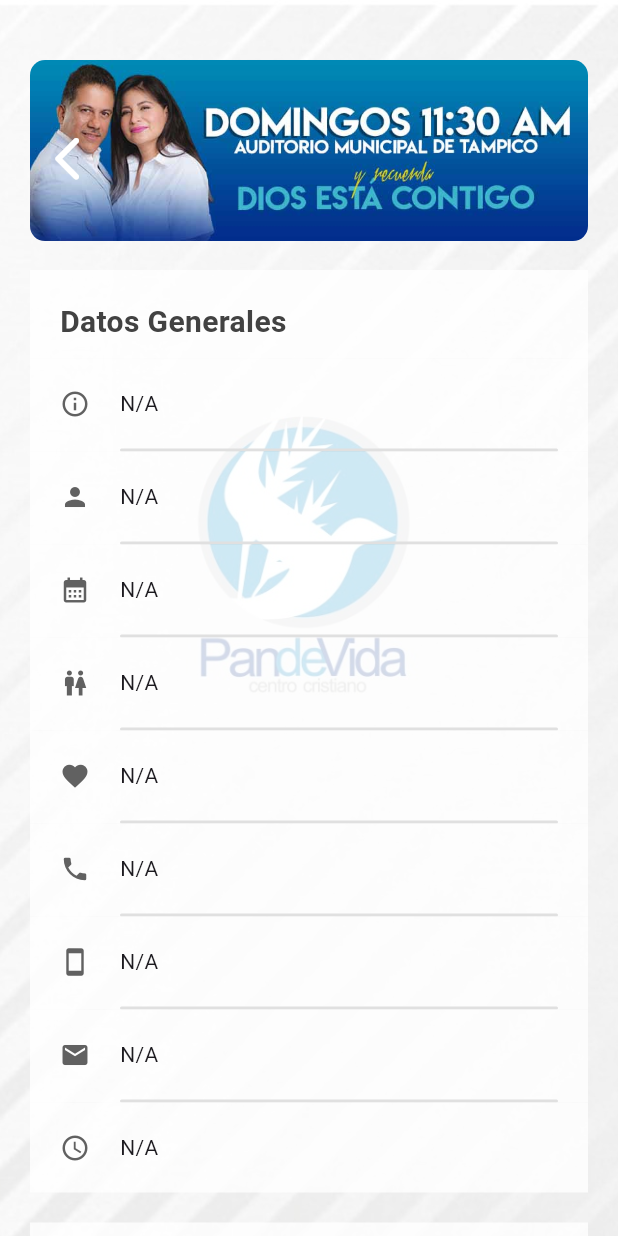
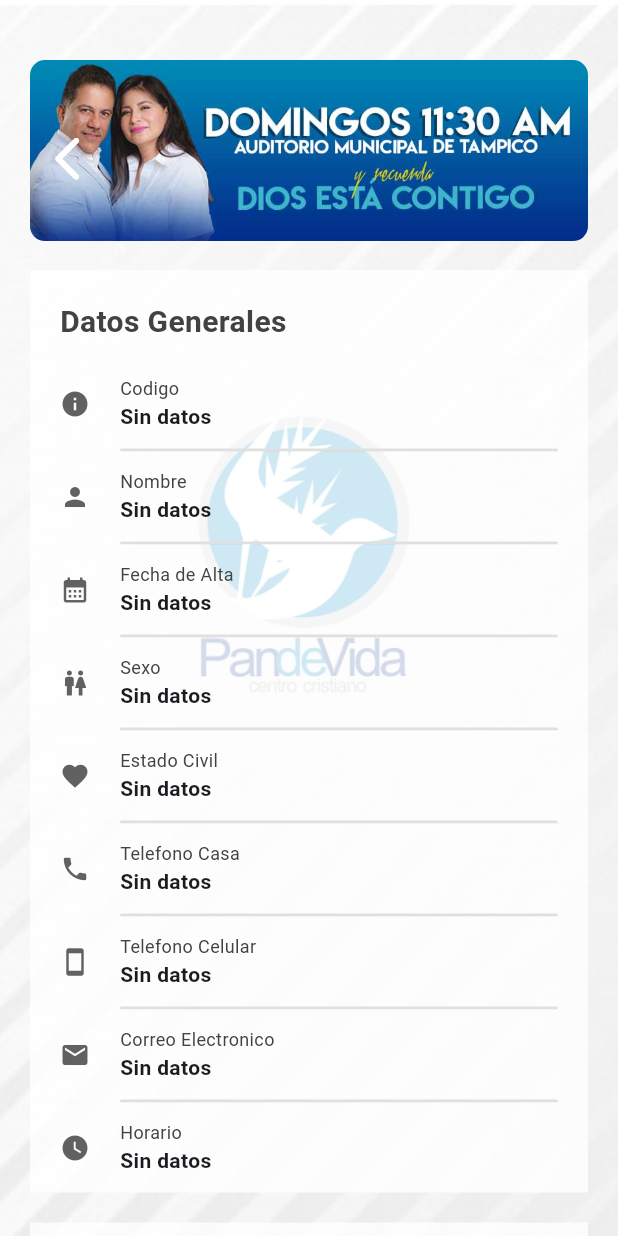
Before and after one commit to lara5tar/pan_de_vida, a Flutter app: the CongregantInfoView screen opened by its route, on a phone screen of 412 x 824 dp. Run offline on Flutter 3.47's test engine with Material 3 defaults, Android fonts, the phone set to English and light mode, and no system bars; our stand-ins replace flutter_dotenv, get, get_storage, google_maps_flutter, webview_flutter; accounts and stored records are empty; network calls fail.

Commit message:
congregant info listo

```diff
--- a/lib/app/data/models/congregant_model.dart
+++ b/lib/app/data/models/congregant_model.dart
@@ -1,47 +1,245 @@
-import 'dart:convert';
-
 class Congregant {
-  final String id;
-  final String registrationDate;
-  final String name;
-  final String email;
+  final String apellido;
+  final String asisdisc;
+  // final String asisgpoVida;
+  final String asisgpoVidaF;
+  final String calle;
+  final String cel;
+  final String ciudad;
+  final String codCongregant;
+  final String codMentor;
+  final String codPostal;
+  final String codStatus;
+  final String colonia;
+  final String edad;
+  // final String edoCiv;
+  final String edoCivF;
+  final String entreCalles;
+  final String estatus;
+  final String fecAlta;
+  // final String fecAltaF;
+  // final String fecLibro1;
+  // final String fecLibro1F;
+  // final String fecLibro2;
+  // final String fecLibro2F;
+  // final String fecLibro3;
+  // final String fecLibro3F;
+  final String fecNac;
+  final String fecNacF;
+  final String horario;
+  final String iglesia;
+  final String mail;
   final String mentor;
+  final String necesidad;
+  final String nombre;
+  final String nombreF;
+  final String observaciones;
+  final String otraIgl;
+  final String otraIglF;
+  final String plataforma;
+  final String platAsignada;
+  // final String sexo;
+  final String sexoF;
+  final String telCasa;
+  final String verificador;
+  final String via;
+  final String viaF;
 
   Congregant({
-    required this.id,
-    required this.registrationDate,
-    required this.name,
-    required this.email,
+    required this.apellido,
+    required this.asisdisc,
+    // required this.asisgpoVida,
+    required this.asisgpoVidaF,
+    required this.calle,
+    required this.cel,
+    required this.ciudad,
+    required this.codCongregant,
+    required this.codMentor,
+    required this.codPostal,
+    required this.codStatus,
+    required this.colonia,
+    required this.edad,
+    // required this.edoCiv,
+    required this.edoCivF,
+    required this.entreCalles,
+    required this.estatus,
+    required this.fecAlta,
+    // required this.fecAltaF,
+    // required this.fecLibro1,
+    // required this.fecLibro1F,
+    // required this.fecLibro2,
+    // required this.fecLibro2F,
+    // required this.fecLibro3,
+    // required this.fecLibro3F,
+    required this.fecNac,
+    required this.fecNacF,
+    required this.horario,
+    required this.iglesia,
+    required this.mail,
     required this.mentor,
+    required this.necesidad,
+    required this.nombre,
+    required this.nombreF,
+    required this.observaciones,
+    required this.otraIgl,
+    required this.otraIglF,
+    required this.plataforma,
+    required this.platAsignada,
+    // required this.sexo,
+    required this.sexoF,
+    required this.telCasa,
+    required this.verificador,
+    required this.via,
+    required this.viaF,
   });
 
   factory Congregant.fromJson(Map<String, dynamic> json) {
     return Congregant(
-      id: json['CODCONGREGANTE'].toString(),
-      registrationDate: json['FECALTA'].toString(),
-      name: json['NOMBRE'].toString(),
-      email: json['MAIL'].toString(),
-      mentor: json['MENTOR'].toString(),
+      apellido: json['APELLIDO'] ?? '',
+      asisdisc: json['ASISDISC'] ?? '',
+      // asisgpoVida: json['ASISGPOVIDA'] ?? '',
+      asisgpoVidaF: json['ASISGPOVIDAF'] ?? '',
+      calle: json['CALLE'] ?? '',
+      cel: json['CEL'] ?? '',
+      ciudad: json['CIUDAD'] ?? '',
+      codCongregant: json['CODCONGREGANTE'] ?? '',
+      codMentor: json['CODMENTOR'] ?? '',
+      codPostal: json['CODPOSTAL'] ?? '',
+      codStatus: json['CODSTATUS'] ?? '',
+      colonia: json['COLONIA'] ?? '',
+      edad: json['EDAD'] ?? '',
+      // edoCiv: json['EDOCIV'] ?? '',
+      edoCivF: json['EDOCIVF'] ?? '',
+      entreCalles: json['ENTRECALLES'] ?? '',
+      estatus: json['ESTATUS'] ?? '',
+      fecAlta: json['FECALTA'] ?? '',
+      // fecAltaF: json['FECALTAF'] ?? '',
+      // fecLibro1: json['FECLIBRO1'] ?? '',
+      // fecLibro1F: json['FECLIBRO1F'] ?? '',
+      // fecLibro2: json['FECLIBRO2'] ?? '',
+      // fecLibro2F: json['FECLIBRO2F'] ?? '',
+      // fecLibro3: json['FECLIBRO3'] ?? '',
+      // fecLibro3F: json['FECLIBRO3F'] ?? '',
+      fecNac: json['FECNAC'] ?? '',
+      fecNacF: json['FECNACF'] ?? '',
+      horario: json['HORARIO'] ?? '',
+      iglesia: json['IGLESIA'] ?? '',
+      mail: json['MAIL'] ?? '',
+      mentor: json['MENTOR'] ?? '',
+      necesidad: json['NECESIDAD'] ?? '',
+      nombre: json['NOMBRE'] ?? '',
+      nombreF: json['NOMBREF'] ?? '',
+      observaciones: json['OBSERVACIONES'] ?? '',
+      otraIgl: json['OTRAIGL'] ?? '',
+      otraIglF: json['OTRAIGLF'] ?? '',
+      plataforma: json['PLATAFORMA'] ?? '',
+      platAsignada: json['PLATASIGNADA'] ?? '',
+      // sexo: json['SEXO'] ?? '',
+      sexoF: json['SEXOF'] ?? '',
+      telCasa: json['TELCASA'] ?? '',
+      verificador: json['VERIFICADOR'] ?? '',
+      via: json['VIA'] ?? '',
+      viaF: json['VIAF'] ?? '',
     );
   }
 
   Map<String, dynamic> toJson() {
     return {
-      'CODCONGREGANTE': id,
-      'FECALTA': registrationDate,
-      'NOMBRE': name,
-      'MAIL': email,
+      'APELLIDO': apellido,
+      'ASISDISC': asisdisc,
+      // 'ASISGPOVIDA': asisgpoVida,
+      'ASISGPOVIDAF': asisgpoVidaF,
+      'CALLE': calle,
+      'CEL': cel,
+      'CIUDAD': ciudad,
+      'CODCONGREGANTE': codCongregant,
+      'CODMENTOR': codMentor,
+      'CODPOSTAL': codPostal,
+      'CODSTATUS': codStatus,
+      'COLONIA': colonia,
+      'EDAD': edad,
+      // 'EDOCIV': edoCiv,
+      'EDOCIVF': edoCivF,
+      'ENTRECALLES': entreCalles,
+      'ESTATUS': estatus,
+      'FECALTA': fecAlta,
+      // 'FECALTAF': fecAltaF,
+      // 'FECLIBRO1': fecLibro1,
+      // 'FECLIBRO1F': fecLibro1F,
+      // 'FECLIBRO2': fecLibro2,
+      // 'FECLIBRO2F': fecLibro2F,
+      // 'FECLIBRO3': fecLibro3,
+      // 'FECLIBRO3F': fecLibro3F,
+      'FECNAC': fecNac,
+      'FECNACF': fecNacF,
+      'HORARIO': horario,
+      'IGLESIA': iglesia,
+      'MAIL': mail,
       'MENTOR': mentor,
+      'NECESIDAD': necesidad,
+      'NOMBRE': nombre,
+      'NOMBREF': nombreF,
+      'OBSERVACIONES': observaciones,
+      'OTRAIGL': otraIgl,
+      'OTRAIGLF': otraIglF,
+      'PLATAFORMA': plataforma,
+      'PLATASIGNADA': platAsignada,
+      // 'SEXO': sexo,
+      'SEXOF': sexoF,
+      'TELCASA': telCasa,
+      'VERIFICADOR': verificador,
+      'VIA': via,
+      'VIAF': viaF,
     };
   }
 
-  //serialized
-  String toJsonString() {
-    return json.encode(toJson());
-  }
-
-  //deserialized
-  factory Congregant.fromJsonString(String json) {
-    return Congregant.fromJson(jsonDecode(json));
+  factory Congregant.empty() {
+    return Congregant(
+      apellido: '',
+      asisdisc: '',
+      // asisgpoVida: '',
+      asisgpoVidaF: '',
+      calle: '',
+      cel: '',
+      ciudad: '',
+      codCongregant: '',
+      codMentor: '',
+      codPostal: '',
+      codStatus: '',
+      colonia: '',
+      edad: '',
+      // edoCiv: '',
+      edoCivF: '',
+      entreCalles: '',
+      estatus: '',
+      fecAlta: '',
+      // fecAltaF: '',
+      // fecLibro1: '',
+      // fecLibro1F: '',
+      // fecLibro2: '',
+      // fecLibro2F: '',
+      // fecLibro3: '',
+      // fecLibro3F: '',
+      fecNac: '',
+      fecNacF: '',
+      horario: '',
+      iglesia: '',
+      mail: '',
+      mentor: '',
+      necesidad: '',
+      nombre: '',
+      nombreF: '',
+      observaciones: '',
+      otraIgl: '',
+      otraIglF: '',
+      plataforma: '',
+      platAsignada: '',
+      // sexo: '',
+      sexoF: '',
+      telCasa: '',
+      verificador: '',
+      via: '',
+      viaF: '',
+    );
   }
 }
--- a/lib/app/modules/congregants/controllers/congregant_info_controller.dart
+++ b/lib/app/modules/congregants/controllers/congregant_info_controller.dart
@@ -1,3 +1,14 @@
 import 'package:get/get.dart';
+import 'package:pan_de_vida/app/data/models/congregant_model.dart';
+import 'package:pan_de_vida/app/modules/congregants/controllers/congregant_profile_controller.dart';
 
-class CongregantInfoController extends GetxController {}
+class CongregantInfoController extends GetxController {
+  late Congregant congregant;
+
+  @override
+  void onInit() {
+    congregant = Get.find<CongregantProfileController>().congregant.value;
+
+    super.onInit();
+  }
+}
--- a/lib/app/modules/congregants/controllers/congregant_profile_controller.dart
+++ b/lib/app/modules/congregants/controllers/congregant_profile_controller.dart
@@ -1,30 +1,27 @@
 import 'package:get/get.dart';
+import 'package:pan_de_vida/app/data/services/congregante_service.dart';
 
 import '../../../data/models/congregant_model.dart';
 
 class CongregantProfileController extends GetxController {
-  late Congregant congregant;
+  var congregant = Congregant.empty().obs;
 
   @override
-  void onInit() {
-    getCongregant();
+  Future<void> onInit() async {
     super.onInit();
+    await getCongregant();
   }
 
-  getCongregant() {
+  getCongregant() async {
     var parameters = Get.parameters;
 
-    if (parameters['congregant'] != null) {
-      congregant =
-          Congregant.fromJsonString(parameters['congregant'].toString());
-    } else {
-      congregant = Congregant(
-        id: 'N/A',
-        name: 'N/A',
-        email: 'N/A',
-        mentor: 'N/A',
-        registrationDate: 'N/A',
-      );
+    if (parameters['id'] != null) {
+      var response =
+          await CongregantService().getCongregant(parameters['id'].toString());
+
+      if (!response['error']) {
+        congregant.value = response['congregant'];
+      }
     }
   }
 }
--- a/lib/app/modules/congregants/views/congregant_info_view.dart
+++ b/lib/app/modules/congregants/views/congregant_info_view.dart
@@ -1,45 +1,100 @@
 import 'package:flutter/material.dart';
 import 'package:get/get.dart';
-import 'package:pan_de_vida/app/modules/congregants/controllers/congregant_info_controller.dart';
-import 'package:pan_de_vida/app/modules/widgets/button_widget.dart';
-import 'package:pan_de_vida/app/widgets/custom_scaffold.dart';
+
+import '../../../widgets/custom_scaffold.dart';
+import '../../../widgets/button_widget.dart';
+import '../controllers/congregant_info_controller.dart';
 
 class CongregantInfoView extends GetView<CongregantInfoController> {
   const CongregantInfoView({super.key});
 
   @override
   Widget build(BuildContext context) {
-    return const CustomScaffold(
+    return CustomScaffold(
       body: SingleChildScrollView(
         child: Column(
           crossAxisAlignment: CrossAxisAlignment.start,
           children: [
-            TextTitleWidget('Datos Generales'),
-            ButtonWidget(icon: Icons.info_outline, title: 'N/A'),
-            ButtonWidget(icon: Icons.person, title: 'N/A'),
-            ButtonWidget(icon: Icons.calendar_month, title: 'N/A'),
-            ButtonWidget(icon: Icons.wc, title: 'N/A'),
-            ButtonWidget(icon: Icons.favorite, title: 'N/A'),
-            ButtonWidget(icon: Icons.phone, title: 'N/A'),
-            ButtonWidget(icon: Icons.smartphone, title: 'N/A'),
-            ButtonWidget(icon: Icons.email, title: 'N/A'),
+            const TextTitleWidget('Datos Generales'),
             ButtonWidget(
-              icon: Icons.watch_later_outlined,
-              title: 'N/A',
+              icon: Icons.info,
+              title: 'Codigo',
+              text: controller.congregant.codCongregant,
+            ),
+            ButtonWidget(
+              icon: Icons.person,
+              title: 'Nombre',
+              text: controller.congregant.nombreF,
+            ),
+            ButtonWidget(
+              icon: Icons.calendar_month,
+              title: 'Fecha de Alta',
+              text: controller.congregant.fecAlta,
+            ),
+            ButtonWidget(
+              icon: Icons.wc,
+              title: 'Sexo',
+              text: controller.congregant.sexoF,
+            ),
+            ButtonWidget(
+              icon: Icons.favorite,
+              title: 'Estado Civil',
+              text: controller.congregant.edoCivF,
+            ),
+            ButtonWidget(
+              icon: Icons.phone,
+              title: 'Telefono Casa',
+              text: controller.congregant.telCasa,
+            ),
+            ButtonWidget(
+              icon: Icons.smartphone,
+              title: 'Telefono Celular',
+              text: controller.congregant.cel,
+            ),
+            ButtonWidget(
+              icon: Icons.email,
+              title: 'Correo Electronico',
+              text: controller.congregant.mail,
+            ),
+            ButtonWidget(
+              icon: Icons.watch_later,
+              title: 'Horario',
+              text: controller.congregant.horario,
               isLast: true,
             ),
-            TextTitleWidget('Datos Congregacionales'),
-            ButtonWidget(icon: Icons.warning, title: 'N/A'),
-            ButtonWidget(icon: Icons.train, title: 'N/A'),
-            ButtonWidget(icon: Icons.apartment, title: 'N/A'),
-            ButtonWidget(icon: Icons.search, title: 'N/A'),
-            ButtonWidget(icon: Icons.check, title: 'N/A'),
+            const TextTitleWidget('Datos Congregacionales'),
             ButtonWidget(
-              icon: Icons.check_circle_outline,
-              title: 'N/A',
+              icon: Icons.volunteer_activism,
+              title: 'Necesidad',
+              text: controller.congregant.necesidad,
+            ),
+            ButtonWidget(
+              icon: Icons.public,
+              title: 'Vía',
+              text: controller.congregant.viaF,
+            ),
+            ButtonWidget(
+              icon: Icons.church_rounded,
+              title: 'Otra Iglesia',
+              text: controller.congregant.otraIglF,
+            ),
+            ButtonWidget(
+              icon: Icons.search,
+              title: 'Observaciones',
+              text: controller.congregant.observaciones,
+            ),
+            ButtonWidget(
+              icon: Icons.check,
+              title: 'Plataforma que Invita',
+              text: controller.congregant.plataforma,
+            ),
+            ButtonWidget(
+              icon: Icons.check_circle,
+              title: 'Plataforma Asignada',
+              text: controller.congregant.platAsignada,
               isLast: true,
             ),
-            SizedBox(height: 20),
+            const SizedBox(height: 20),
           ],
         ),
       ),
--- a/lib/app/modules/login/controllers/login_controller.dart
+++ b/lib/app/modules/login/controllers/login_controller.dart
@@ -51,7 +51,7 @@ class LoginController extends GetxController {
         ),
       );
     } else {
-      CongreganteService congreganteService = CongreganteService();
+      CongregantService congreganteService = CongregantService();
       response = await congreganteService.getMenu();
 
       Get.back();
--- a/lib/app/modules/widgets/button_widget.dart
+++ b/lib/app/widgets/button_widget.dart
@@ -1,14 +1,16 @@
 import 'package:flutter/material.dart';
 
 class ButtonWidget extends StatelessWidget {
-  final String title;
+  final String? title;
+  final String text;
   final IconData icon;
   final Function? onTap;
   final bool isLast;
 
   const ButtonWidget({
     super.key,
-    required this.title,
+    this.title,
+    required this.text,
     required this.icon,
     this.onTap,
     this.isLast = false,
@@ -40,7 +42,29 @@ class ButtonWidget extends StatelessWidget {
                       color: Colors.grey[700],
                     ),
                   ),
-                  Text(title),
+                  Expanded(
+                    child: Column(
+                      crossAxisAlignment: CrossAxisAlignment.start,
+                      children: [
+                        if (title != null)
+                          Text(
+                            title!,
+                            style: TextStyle(
+                              fontSize: 12,
+                              color: Colors.grey[800],
+                            ),
+                          ),
+                        Text(
+                          text.isEmpty ? 'Sin datos' : text,
+                          style: const TextStyle(
+                            fontWeight: FontWeight.bold,
+                          ),
+                          overflow: TextOverflow.visible,
+                        ),
+                      ],
+                    ),
+                  ),
+                  const SizedBox(width: 20),
                 ],
               ),
               Row(
```
Also changed, not shown: lib/app/data/services/congregante_service.dart (+10 -8 lines), lib/app/modules/congregants/controllers/congregants_index_controller.dart (+4 -3 lines), lib/app/modules/congregants/views/congregant_profile_view.dart (+14 -10 lines), lib/app/modules/congregants/views/congregants_index_view.dart (+8 -10 lines).
